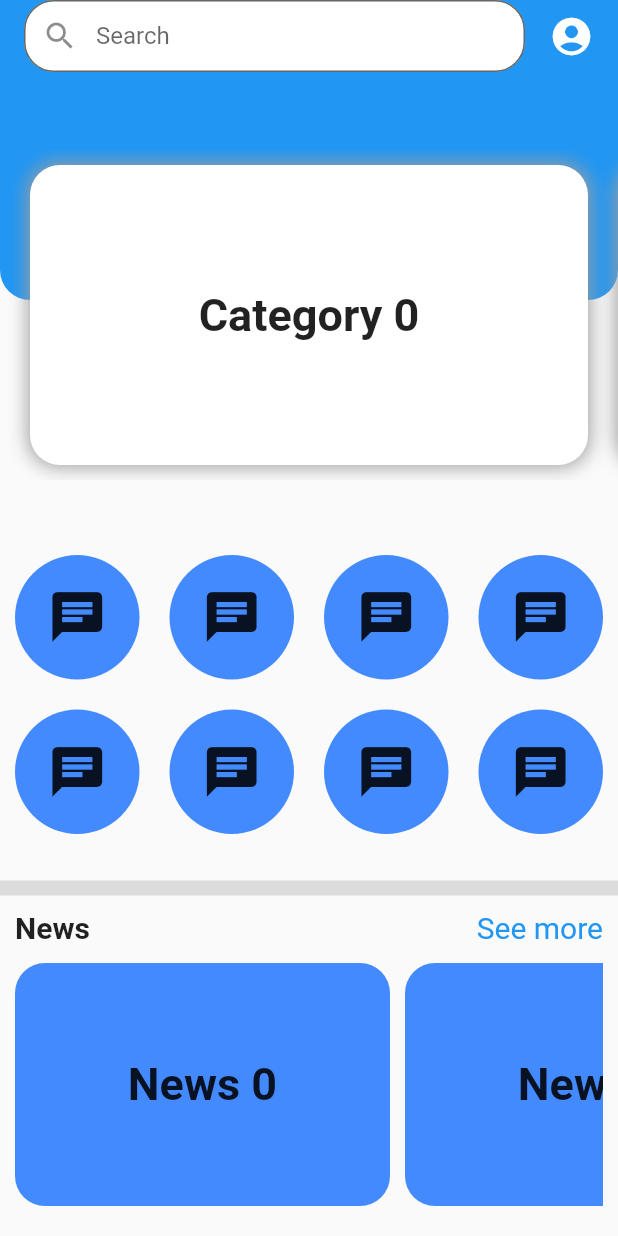
After one commit to phatth47/todolist, a Flutter app: the CategoryScreen screen opened directly, on a phone screen of 412 x 824 dp. The commit adds this screen. Run offline on Flutter 3.47's test engine with Material 2 defaults, Android fonts, the phone set to English and light mode, and no system bars; our stand-ins replace equatable, flutter_bloc.

Commit message:
feat: :zap:
upt sth

```diff
--- /dev/null
+++ b/lib/modules/category/presentation/pages/category_screen.dart
@@ -0,0 +1,224 @@
+import 'package:flutter/material.dart';
+
+class CategoryScreen extends StatefulWidget {
+  const CategoryScreen({super.key});
+
+  @override
+  State<CategoryScreen> createState() => _CategoryScreenState();
+}
+
+class _CategoryScreenState extends State<CategoryScreen> {
+  @override
+  Widget build(BuildContext context) {
+    return Scaffold(
+      body: getBodyWidget,
+    );
+  }
+
+  Widget get getBodyWidget {
+    return Column(
+      children: [
+        getHeaderWidget,
+        Expanded(
+          child: GridView.builder(
+            padding: EdgeInsets.zero,
+            itemCount: 8,
+            gridDelegate: const SliverGridDelegateWithFixedCrossAxisCount(
+              crossAxisCount: 4,
+              childAspectRatio: 1,
+            ),
+            itemBuilder: (context, index) {
+              return Container(
+                margin: const EdgeInsets.all(10),
+                decoration: BoxDecoration(
+                  color: Colors.blueAccent,
+                  borderRadius: BorderRadius.circular(50),
+                ),
+                child: const Center(
+                  child: Icon(
+                    Icons.chat,
+                    size: 40,
+                  ),
+                ),
+              );
+            },
+          ),
+        ),
+        Container(
+          height: 10,
+          color: Colors.black12,
+        ),
+        Expanded(
+          child: getNews,
+        ),
+      ],
+    );
+  }
+
+  Widget get getHeaderWidget {
+    final wScreen = MediaQuery.of(context).size.width;
+    final appBarPadding = MediaQuery.of(context).viewPadding.top;
+    return SizedBox(
+      height: 360,
+      child: Stack(
+        children: [
+          Positioned(
+            top: 0,
+            child: Container(
+              height: 200,
+              width: wScreen,
+              padding: EdgeInsets.only(top: appBarPadding),
+              decoration: const BoxDecoration(
+                color: Colors.blue,
+                borderRadius: BorderRadius.only(
+                  bottomLeft: Radius.circular(20),
+                  bottomRight: Radius.circular(20),
+                ),
+              ),
+              child: Column(
+                children: [
+                  Row(
+                    crossAxisAlignment: CrossAxisAlignment.center,
+                    children: [
+                      const SizedBox(width: 16),
+                      Expanded(
+                        child: TextField(
+                          decoration: InputDecoration(
+                            contentPadding: EdgeInsets.zero,
+                            hintText: "Search",
+                            prefixIcon: const Icon(Icons.search),
+                            border: OutlineInputBorder(
+                              borderRadius: BorderRadius.circular(20.0),
+                            ),
+                            filled: true,
+                            fillColor: Colors.white,
+                          ),
+                        ),
+                      ),
+                      const SizedBox(width: 16),
+                      const Icon(
+                        Icons.account_circle_rounded,
+                        size: 30,
+                        color: Colors.white,
+                      ),
+                      const SizedBox(width: 16),
+                    ],
+                  ),
+                  Expanded(child: Container()),
+                ],
+              ),
+            ),
+          ),
+          Positioned(
+              top: 100,
+              child: SizedBox(
+                height: 260,
+                width: MediaQuery.of(context).size.width,
+                child: Column(
+                  children: [
+                    Expanded(
+                      child: ListView.builder(
+                        scrollDirection: Axis.horizontal,
+                        itemCount: 10,
+                        itemBuilder: (context, index) {
+                          return Container(
+                            margin: const EdgeInsets.only(
+                              left: 20,
+                              top: 10,
+                              bottom: 10,
+                            ),
+                            height: 300,
+                            width: wScreen - 40,
+                            decoration: BoxDecoration(
+                              color: Colors.white,
+                              borderRadius: BorderRadius.circular(20),
+                              boxShadow: const [
+                                BoxShadow(
+                                  color: Colors.grey,
+                                  blurRadius: 10,
+                                  spreadRadius: 1,
+                                )
+                              ],
+                            ),
+                            child: Center(
+                              child: Text(
+                                "Category $index",
+                                style: const TextStyle(
+                                  fontSize: 30,
+                                  fontWeight: FontWeight.bold,
+                                ),
+                              ),
+                            ),
+                          );
+                        },
+                      ),
+                    ),
+                    const SizedBox(height: 40),
+                  ],
+                ),
+              ))
+        ],
+      ),
+    );
+  }
+
+  Widget get getNews {
+    return Padding(
+      padding: const EdgeInsets.all(10.0),
+      child: Column(
+        children: [
+          const Row(
+            mainAxisAlignment: MainAxisAlignment.spaceBetween,
+            children: [
+              Text(
+                "News",
+                style: TextStyle(
+                  fontSize: 20,
+                  fontWeight: FontWeight.bold,
+                ),
+              ),
+              Text(
+                "See more",
+                style: TextStyle(
+                  fontSize: 20,
+                  color: Colors.blue,
+                ),
+              ),
+            ],
+          ),
+          const SizedBox(height: 12),
+          Expanded(
+            child: ListView.separated(
+              scrollDirection: Axis.horizontal,
+              itemCount: 10,
+              separatorBuilder: (context, index) {
+                return const SizedBox(width: 10);
+              },
+              itemBuilder: (context, index) {
+                return Container(
+                  margin: const EdgeInsets.only(
+                    bottom: 10,
+                  ),
+                  width: 250,
+                  decoration: BoxDecoration(
+                    color: Colors.blueAccent,
+                    borderRadius: BorderRadius.circular(20),
+                  ),
+                  child: Center(
+                    child: Text(
+                      "News $index",
+                      style: const TextStyle(
+                        fontSize: 30,
+                        fontWeight: FontWeight.bold,
+                      ),
+                    ),
+                  ),
+                );
+              },
+            ),
+          ),
+        ],
+      ),
+    );
+  }
+}
--- a/lib/modules/home_screen.dart
+++ b/lib/modules/home_screen.dart
@@ -1,4 +1,5 @@
 import 'package:flutter/material.dart';
+import 'package:todolist/modules/category/presentation/pages/category_screen.dart';
 import 'package:todolist/modules/profile/presentation/profile_screen.dart';
 import 'package:todolist/modules/todos/presentation/pages/todo_screen.dart';
 
@@ -23,6 +24,7 @@ class _HomeScreenState extends State<HomeScreen> {
 
   List<Widget> pages = const [
     TodoScreen(),
+    CategoryScreen(),
     ProfileScreen(title: "ABCCCCC",),
   ];
 
@@ -36,6 +38,10 @@ class _HomeScreenState extends State<HomeScreen> {
           BottomNavigationBarItem(
             icon: Icon(Icons.calendar_today),
             label: 'Todos',
+          ),
+          BottomNavigationBarItem(
+            icon: Icon(Icons.category),
+            label: 'Category',
           ),
           BottomNavigationBarItem(
             icon: Icon(Icons.account_circle),
```
